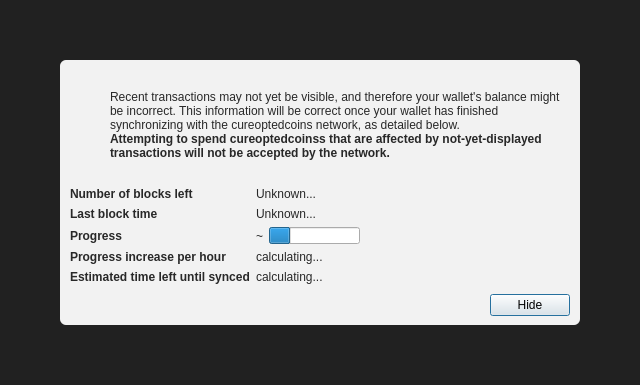
The window that src/qt/forms/modaloverlay.ui (minblock/cureoptedcoin) describes before a commit, drawn with Qt 5.
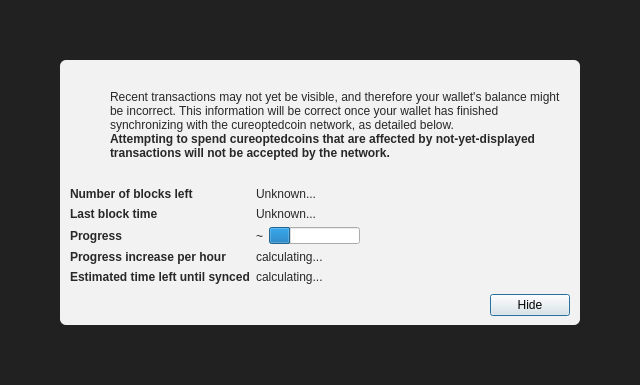
The same window after the commit. Icons and pictures are not drawn. Custom widgets are drawn as their Qt base class.

```diff
--- a/src/qt/forms/modaloverlay.ui
+++ b/src/qt/forms/modaloverlay.ui
@@ -130,7 +130,7 @@
              <item>
               <widget class="QLabel" name="infoText">
                <property name="text">
-                <string>Recent transactions may not yet be visible, and therefore your wallet's balance might be incorrect. This information will be correct once your wallet has finished synchronizing with the cureoptedcoins network, as detailed below.</string>
+                <string>Recent transactions may not yet be visible, and therefore your wallet's balance might be incorrect. This information will be correct once your wallet has finished synchronizing with the cureoptedcoin network, as detailed below.</string>
                </property>
                <property name="textFormat">
                 <enum>Qt::RichText</enum>
@@ -149,7 +149,7 @@
                 </font>
                </property>
                <property name="text">
-                <string>Attempting to spend cureoptedcoinss that are affected by not-yet-displayed transactions will not be accepted by the network.</string>
+                <string>Attempting to spend cureoptedcoins that are affected by not-yet-displayed transactions will not be accepted by the network.</string>
                </property>
                <property name="textFormat">
                 <enum>Qt::RichText</enum>
```
